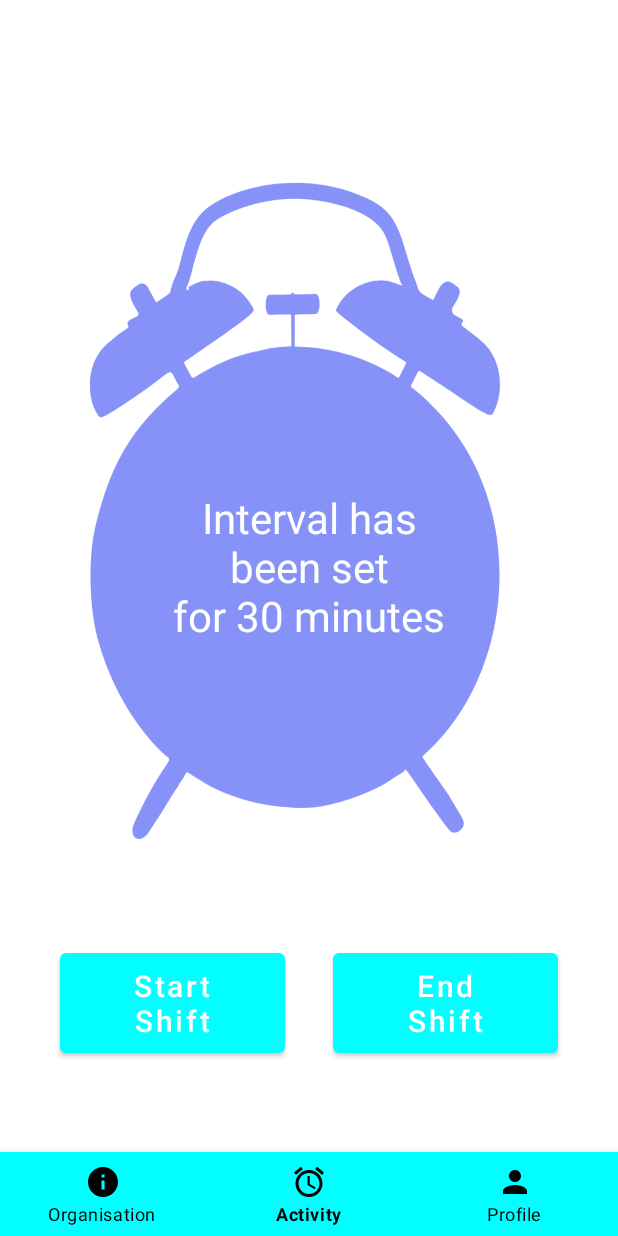
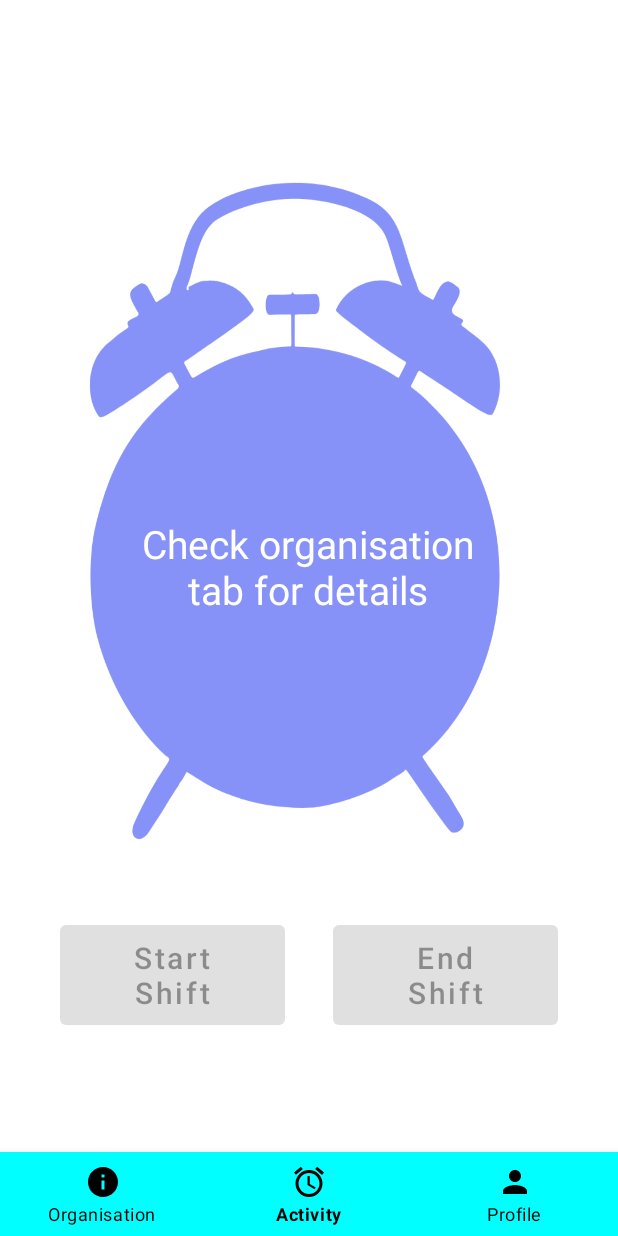
Before and after one commit to Princeyyyy/APT2080-Soft.-Engineering-Project, an Android app: the screen it shows after launch once a user with an empty profile is signed in (MainActivity), on a phone screen of 412 x 824 dp. Run offline under Robolectric (Android 15) with nearby library versions, the phone set to English and light mode, and no system bars; our stand-ins replace Firebase (no records; nobody signed in at launch, a user with empty details on screens opened directly).

Commit message:
fixed bugs

```diff
--- a/app/build.gradle
+++ b/app/build.gradle
@@ -19,7 +19,7 @@ android {
 
     buildTypes {
         release {
-            minifyEnabled false
+            minifyEnabled true
             proguardFiles getDefaultProguardFile('proguard-android-optimize.txt'), 'proguard-rules.pro'
         }
     }
--- a/app/src/main/java/com/prince/project/AlarmFragment.java
+++ b/app/src/main/java/com/prince/project/AlarmFragment.java
@@ -14,6 +14,7 @@ import android.os.Build;
 import android.os.Bundle;
 
 
+import androidx.annotation.NonNull;
 import androidx.fragment.app.Fragment;
 import androidx.preference.PreferenceManager;
 
@@ -22,7 +23,16 @@ import android.view.LayoutInflater;
 import android.view.View;
 import android.view.ViewGroup;
 import android.widget.Button;
+import android.widget.TextView;
 import android.widget.Toast;
+
+import com.google.firebase.auth.FirebaseAuth;
+import com.google.firebase.database.DataSnapshot;
+import com.google.firebase.database.DatabaseError;
+import com.google.firebase.database.DatabaseReference;
+import com.google.firebase.database.FirebaseDatabase;
+import com.google.firebase.database.ValueEventListener;
+import com.prince.project.models.User;
 
 import java.io.ByteArrayOutputStream;
 import java.io.IOException;
@@ -34,6 +44,9 @@ public class AlarmFragment extends Fragment {
     private PendingIntent pendingIntent;
     private Button setAlarm;
     private Button cancelAlarm;
+    private FirebaseAuth auth;
+    private DatabaseReference reference;
+    private TextView textView;
 
     public AlarmFragment() {
         // Required empty public constructor
@@ -47,12 +60,39 @@ public class AlarmFragment extends Fragment {
 
         setAlarm = view.findViewById(R.id.setAlarm);
         cancelAlarm = view.findViewById(R.id.cancelAlarm);
+        textView = view.findViewById(R.id.selectTime);
 
         createNotificationChannel();
 
+        auth = FirebaseAuth.getInstance();
+        reference = FirebaseDatabase.getInstance().getReference("user-details").child(auth.getCurrentUser().getUid());
+
+        reference.addValueEventListener(new ValueEventListener() {
+            @Override
+            public void onDataChange(@NonNull DataSnapshot snapshot) {
+                if (snapshot.exists()) {
+                    //It is a user
+                    textView.setText("Interval has\nbeen set\nfor 20 minutes");
+                } else {
+                    //It is an organization
+                    textView.setText("Check organisation\ntab for details");
+                    setAlarm.setEnabled(false);
+                    cancelAlarm.setEnabled(false);
+                }
+            }
+
+            @Override
+            public void onCancelled(@NonNull DatabaseError error) {
+                // Handle database error
+                textView.setText("Error");
+                setAlarm.setVisibility(View.GONE);
+                cancelAlarm.setVisibility(View.GONE);
+            }
+        });
+
         // Set Alarm
         setAlarm.setOnClickListener(view12 -> {
-            long intervalMillis = 30 * 60 * 1000;
+            long intervalMillis = 20 * 60 * 1000;
             alarmManager = (AlarmManager) getContext().getSystemService(Context.ALARM_SERVICE);
             Intent intent = new Intent(getContext(), AlarmReceiver.class);
             pendingIntent = PendingIntent.getBroadcast(getContext(), 0, intent, PendingIntent.FLAG_IMMUTABLE);
--- a/app/src/main/java/com/prince/project/OrganisationFragment.java
+++ b/app/src/main/java/com/prince/project/OrganisationFragment.java
@@ -88,6 +88,7 @@ public class OrganisationFragment extends Fragment {
                 } else {
                     // It is an organization
                     orgimage.setVisibility(View.GONE);
+                    orgname.setVisibility(View.GONE);
                     orgemail.setVisibility(View.GONE);
                     mRecyclerView.setVisibility(View.VISIBLE);
 
@@ -119,7 +120,9 @@ public class OrganisationFragment extends Fragment {
             @Override
             public void onCancelled(DatabaseError databaseError) {
                 // Handle database error
-                orgname.setText("Error retrieving your employee's activities!");
+                orgimage.setVisibility(View.GONE);
+                orgemail.setVisibility(View.GONE);
+                orgname.setText("Error retrieving the details!");
             }
         });
 
--- a/app/src/main/java/com/prince/project/ProfileFragment.java
+++ b/app/src/main/java/com/prince/project/ProfileFragment.java
@@ -83,7 +83,10 @@ public class ProfileFragment extends Fragment {
 
             @Override
             public void onCancelled(@NonNull DatabaseError error) {
-
+                // Handle database error
+                name.setText("Error retreiving user details!");
+                email.setVisibility(View.GONE);
+                image.setVisibility(View.GONE);
             }
         });
 
--- a/app/src/main/res/layout/fragment_alarm.xml
+++ b/app/src/main/res/layout/fragment_alarm.xml
@@ -20,10 +20,10 @@
             android:layout_height="wrap_content"
             android:layout_gravity="center"
             android:layout_marginTop="250dp"
-            android:text="Interval has\nbeen set\nfor 30 minutes"
+            android:text="Words"
             android:textAlignment="center"
             android:textColor="@color/white"
-            android:textSize="28sp" />
+            android:textSize="26sp" />
 
         <RelativeLayout
             android:layout_width="match_parent"
```
Also changed, not shown: 2 other files.
